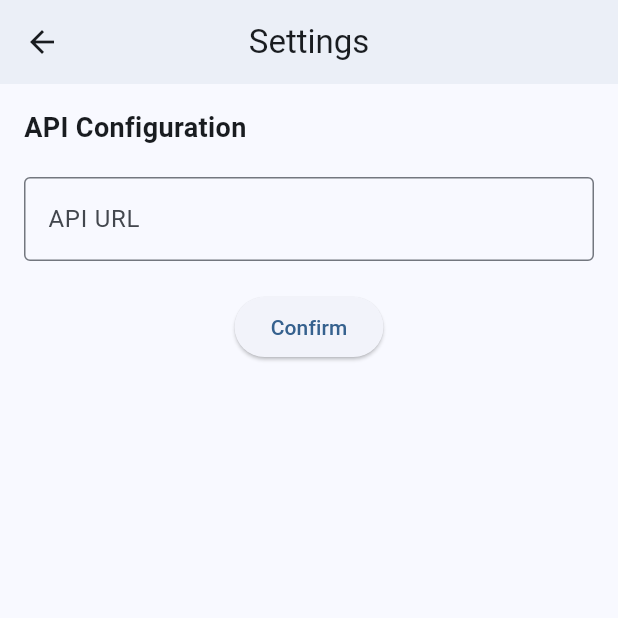
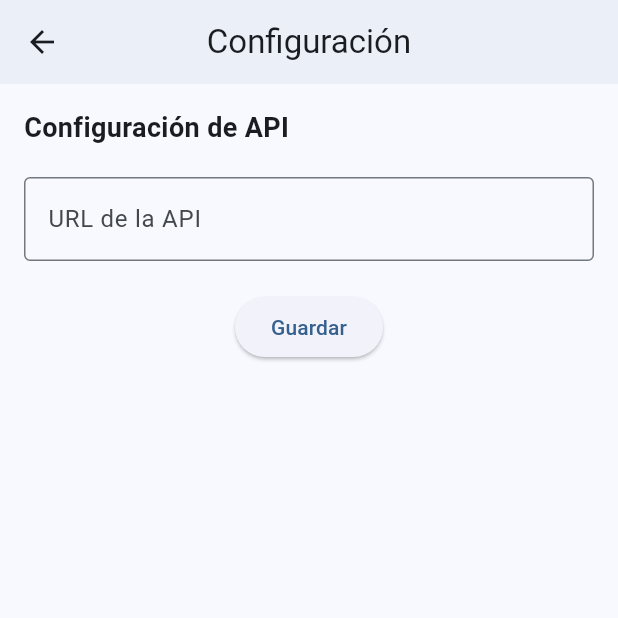
Before and after one commit to eduardoagpi/pokemon-battle, a Flutter app: the SettingsView screen opened directly, on a phone screen of 412 x 824 dp, the top half of it. Run offline on Flutter 3.47's test engine with Material 3 defaults, Android fonts, the phone set to English and light mode, and no system bars; our stand-ins replace equatable, flutter_bloc, shared_preferences; accounts and stored records are empty.

Commit message:
traduccion de mensajes (flutter)

```diff
--- a/flutter_app/lib/screens/battle_screen.dart
+++ b/flutter_app/lib/screens/battle_screen.dart
@@ -46,7 +46,7 @@ class BattleView extends StatelessWidget {
       },
       child: Scaffold(
         appBar: AppBar(
-          title: const Text('Battalla en curso'),
+          title: const Text('Batalla en curso'),
           automaticallyImplyLeading: false,
         ),
         body: BlocBuilder<BattleBloc, BattleState>(
@@ -66,7 +66,7 @@ class BattleView extends StatelessWidget {
                         mainAxisAlignment: MainAxisAlignment.center,
                         children: [
                           Text(
-                            state.opponentPokemonName ?? 'Opponent',
+                            state.opponentPokemonName ?? 'Oponente',
                             style: const TextStyle(
                               fontSize: 16,
                               fontWeight: FontWeight.bold,
@@ -121,7 +121,7 @@ class BattleView extends StatelessWidget {
                           _remainingPokemons(state.myRemainingPokemons),
                           const SizedBox(height: 5),
                           Text(
-                            state.myPokemonName ?? 'My Pokemon',
+                            state.myPokemonName ?? 'Mi Pokémon',
                             style: const TextStyle(
                               fontSize: 16,
                               fontWeight: FontWeight.bold,
--- a/flutter_app/lib/screens/history_screen.dart
+++ b/flutter_app/lib/screens/history_screen.dart
@@ -150,7 +150,7 @@ class _HistoryItemTile extends StatelessWidget {
 
     String reasonText = '';
     if (item.reason != null) {
-      reasonText = item.reason == 'combat' ? 'Combate' : 'Desertión';
+      reasonText = item.reason == 'combat' ? 'Combate' : 'Deserción';
     }
 
     final color = isWin ? Colors.green : Colors.red;
@@ -191,7 +191,7 @@ class _HistoryItemTile extends StatelessWidget {
                   text: TextSpan(
                     style: const TextStyle(color: Colors.black, fontSize: 16),
                     children: [
-                      const TextSpan(text: 'vs '),
+                      const TextSpan(text: 'vs'),
                       TextSpan(
                         text: item.opponentNickname,
                         style: const TextStyle(fontWeight: FontWeight.bold),
--- a/flutter_app/lib/screens/settings_screen.dart
+++ b/flutter_app/lib/screens/settings_screen.dart
@@ -27,7 +27,7 @@ class SettingsView extends StatelessWidget {
     final TextEditingController controller = TextEditingController();
 
     return Scaffold(
-      appBar: AppBar(title: const Text('Settings')),
+      appBar: AppBar(title: const Text('Configuración')),
       body: Padding(
         padding: const EdgeInsets.all(16.0),
         child: BlocBuilder<SettingsBloc, SettingsState>(
@@ -45,7 +45,7 @@ class SettingsView extends StatelessWidget {
               crossAxisAlignment: CrossAxisAlignment.start,
               children: [
                 const Text(
-                  'API Configuration',
+                  'Configuración de API',
                   style: TextStyle(fontSize: 18, fontWeight: FontWeight.bold),
                 ),
                 const SizedBox(height: 20),
@@ -55,9 +55,10 @@ class SettingsView extends StatelessWidget {
                     context.read<SettingsBloc>().add(UpdateBaseUrl(value));
                   },
                   decoration: const InputDecoration(
-                    labelText: 'API URL',
+                    labelText: 'URL de la API',
                     border: OutlineInputBorder(),
-                    hintText: 'Enter API URL (e.g. http://localhost:3001)',
+                    hintText:
+                        'Ingresa la URL de la API (ej. http://localhost:3001)',
                   ),
                 ),
                 const SizedBox(height: 20),
@@ -66,10 +67,10 @@ class SettingsView extends StatelessWidget {
                     onPressed: () {
                       context.read<SettingsBloc>().add(const SaveSettings());
                       ScaffoldMessenger.of(context).showSnackBar(
-                        const SnackBar(content: Text('Settings Saved')),
+                        const SnackBar(content: Text('Cambios aplicados')),
                       );
                     },
-                    child: const Text('Confirm'),
+                    child: const Text('Guardar'),
                   ),
                 ),
               ],
```
Also changed, not shown: flutter_app/lib/blocs/battle/battle_bloc.dart (+10 -6 lines), flutter_app/lib/screens/lobby_screen.dart (+7 -5 lines), flutter_app/lib/screens/nickname_screen.dart (+5 -5 lines).
